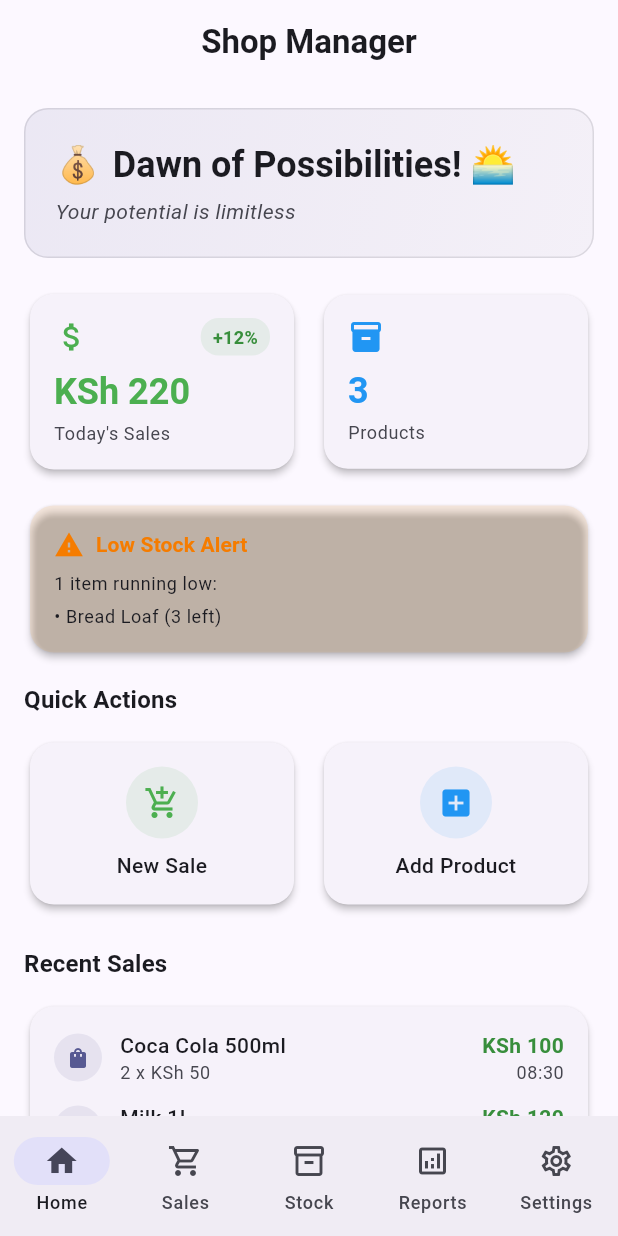
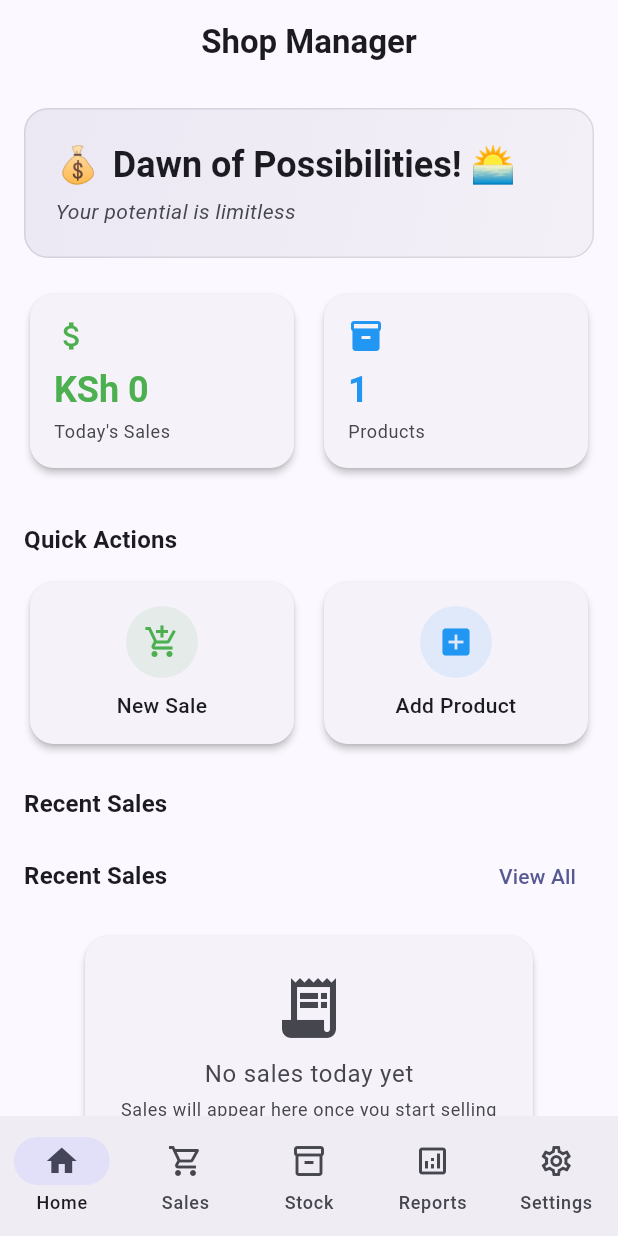
Before and after one commit to jude-craft/ShopMate, a Flutter app: the screen it shows after launch, after a tap on "Get Started", on a phone screen of 412 x 824 dp. Run offline on Flutter 3.47's test engine with Material 3 defaults, Android fonts, the phone set to English and light mode, and no system bars; our stand-ins replace fl_chart, sqflite; accounts and stored records are empty.

Commit message:
intergrated homescreen with sales screen

```diff
--- a/lib/src/features/models/sales.dart
+++ /dev/null
@@ -1,39 +0,0 @@
-class Sale {
-  final String id;
-  final String productId;
-  final String productName;
-  final int quantity;
-  final double unitPrice;
-  final double total;
-  final DateTime date;
-
-  Sale({
-    required this.id,
-    required this.productId,
-    required this.productName,
-    required this.quantity,
-    required this.unitPrice,
-    required this.total,
-    required this.date,
-  });
-
-  Sale copyWith({
-    String? id,
-    String? productId,
-    String? productName,
-    int? quantity,
-    double? unitPrice,
-    double? total,
-    DateTime? date,
-  }) {
-    return Sale(
-      id: id ?? this.id,
-      productId: productId ?? this.productId,
-      productName: productName ?? this.productName,
-      quantity: quantity ?? this.quantity,
-      unitPrice: unitPrice ?? this.unitPrice,
-      total: total ?? this.total,
-      date: date ?? this.date,
-    );
-  }
-}
--- a/lib/src/features/navigation/main_navigation.dart
+++ b/lib/src/features/navigation/main_navigation.dart
@@ -11,19 +11,31 @@ class MainNavigation extends StatefulWidget {
   const MainNavigation({super.key});
 
   @override
-  State<MainNavigation> createState() => _MainNavigationState();
+  State<MainNavigation> createState() => MainNavigationState();
 }
 
-class _MainNavigationState extends State<MainNavigation> {
-  int _currentIndex = 0;
+class MainNavigationState extends State<MainNavigation> {
+  int _currentIndex = 0; // Keep private
 
   final List<Widget> _screens = [
     const HomeScreen(),
-     SalesScreen(),
+    SalesScreen(),
     const StockScreen(),
     const ReportsScreen(),
     const SettingsScreen(),
   ];
+
+  // Add this public method to navigate to specific tabs
+  void navigateToTab(int index) {
+    if (index >= 0 && index < _screens.length) {
+      setState(() {
+        _currentIndex = index;
+      });
+    }
+  }
+
+  // Add getter for current index if needed
+  int get currentIndex => _currentIndex;
 
   @override
   void initState() {
@@ -40,9 +52,7 @@ class _MainNavigationState extends State<MainNavigation> {
       bottomNavigationBar: NavigationBar(
         selectedIndex: _currentIndex,
         onDestinationSelected: (index) {
-          setState(() {
-            _currentIndex = index;
-          });
+          navigateToTab(index); // Use the new method
         },
         destinations: const [
           NavigationDestination(
--- a/lib/src/features/providers/shop_provider.dart
+++ b/lib/src/features/providers/shop_provider.dart
@@ -1,38 +1,14 @@
 import 'package:flutter/material.dart';
 import '../models/product.dart';
-import '../models/sales.dart';
+import '../screens/sales/models/sale_model.dart';
 
 class ShopProvider with ChangeNotifier {
   List<Product> _products = [];
-  List<Sale> _sales = [];
 
-  List<Product> get products => _products;
-  List<Sale> get sales => _sales;
 
-  // Today's sales
-  List<Sale> get todaySales {
-    final today = DateTime.now();
-    return _sales.where((sale) {
-      return sale.date.day == today.day &&
-          sale.date.month == today.month &&
-          sale.date.year == today.year;
-    }).toList();
-  }
 
-  // Today's revenue
-  double get todayRevenue {
-    return todaySales.fold(0.0, (sum, sale) => sum + sale.total);
-  }
 
-  // Low stock products (less than 5 items)
-  List<Product> get lowStockProducts {
-    return _products.where((product) => product.stock < 5).toList();
-  }
 
-  // Total products count
-  int get totalProducts => _products.length;
-
-  // Initialize with sample data
   void initializeSampleData() {
     _products = [
       Product(
@@ -58,28 +34,7 @@ class ShopProvider with ChangeNotifier {
       ),
     ];
 
-    // Sample sales for today
-    final now = DateTime.now();
-    _sales = [
-      Sale(
-        id: '1',
-        productId: '1',
-        productName: 'Coca Cola 500ml',
-        quantity: 2,
-        unitPrice: 50.0,
-        total: 100.0,
-        date: now.subtract(const Duration(hours: 2)),
-      ),
-      Sale(
-        id: '2',
-        productId: '3',
-        productName: 'Milk 1L',
-        quantity: 1,
-        unitPrice: 120.0,
-        total: 120.0,
-        date: now.subtract(const Duration(hours: 1)),
-      ),
-    ];
+
     notifyListeners();
   }
 
@@ -89,7 +44,6 @@ class ShopProvider with ChangeNotifier {
   }
 
   void addSale(Sale sale) {
-    _sales.add(sale);
     notifyListeners();
   }
 }
--- a/lib/src/features/screens/home/home_screen.dart
+++ b/lib/src/features/screens/home/home_screen.dart
@@ -1,8 +1,9 @@
 import 'package:flutter/material.dart';
 import 'package:provider/provider.dart';
+import 'package:shop_mate/src/features/screens/sales/provider/sales_provider.dart';
+import 'package:shop_mate/src/features/screens/sales/screen/all_sales_screen.dart';
 
-import '../../providers/shop_provider.dart';
-import '../../widgets/low_stock_alert.dart';
+import '../../navigation/main_navigation.dart';
 import '../../widgets/quick_actions.dart';
 import '../../widgets/recent_sales_list.dart';
 import '../../widgets/starts_card.dart';
@@ -61,6 +62,17 @@ class HomeScreen extends StatelessWidget {
     );
   }
 
+  void _navigateToSales(BuildContext context) {
+    final mainNavState = context.findAncestorStateOfType<MainNavigationState>();
+    mainNavState?.navigateToTab(1);
+  }
+  void _navigateToStocks(BuildContext context) {
+    final mainNavState = context.findAncestorStateOfType<MainNavigationState>();
+    mainNavState?.navigateToTab(2);
+  }
+
+
+
   @override
   Widget build(BuildContext context) {
     return Scaffold(
@@ -72,8 +84,8 @@ class HomeScreen extends StatelessWidget {
           ).textTheme.titleLarge?.copyWith(fontWeight: FontWeight.bold),
         ),
       ),
-      body: Consumer<ShopProvider>(
-        builder: (context, shopProvider, child) {
+      body: Consumer<SalesProvider>(
+        builder: (context, salesProvider, child) {
           return RefreshIndicator(
             onRefresh: () async {
               await Future.delayed(const Duration(seconds: 1));
@@ -93,18 +105,16 @@ class HomeScreen extends StatelessWidget {
                       Expanded(
                         child: StatsCard(
                           title: 'Today\'s Sales',
-                          value:
-                              'KSh ${shopProvider.todayRevenue.toStringAsFixed(0)}',
+                          value: 'KSh ${salesProvider.totalSalesToday.toStringAsFixed(0)}',
                           icon: Icons.attach_money,
                           color: Colors.green,
-                          trend: '+12%',
                         ),
                       ),
                       const SizedBox(width: 12),
                       Expanded(
                         child: StatsCard(
                           title: 'Products',
-                          value: '${shopProvider.totalProducts}',
+                          value: '1',
                           icon: Icons.inventory_2,
                           color: Colors.blue,
                         ),
@@ -114,8 +124,8 @@ class HomeScreen extends StatelessWidget {
                   const SizedBox(height: 16),
 
                   // Low Stock Alert
-                  if (shopProvider.lowStockProducts.isNotEmpty)
-                    LowStockAlert(products: shopProvider.lowStockProducts),
+                  //if (shopProvider.lowStockProducts.isNotEmpty)
+                  //LowStockAlert(products: shopProvider.lowStockProducts),
 
                   const SizedBox(height: 16),
 
@@ -135,7 +145,7 @@ class HomeScreen extends StatelessWidget {
                           icon: Icons.add_shopping_cart,
                           color: Colors.green,
                           onTap: () {
-                            // Navigate to sell screen
+                            _navigateToSales(context);
                           },
                         ),
                       ),
@@ -146,7 +156,7 @@ class HomeScreen extends StatelessWidget {
                           icon: Icons.add_box,
                           color: Colors.blue,
                           onTap: () {
-                            // Navigate to add product
+                            _navigateToStocks(context);
                           },
                         ),
                       ),
@@ -154,7 +164,6 @@ class HomeScreen extends StatelessWidget {
                   ),
                   const SizedBox(height: 24),
 
-                  // Recent Sales
                   Text(
                     'Recent Sales',
                     style: Theme.of(context).textTheme.titleMedium?.copyWith(
@@ -162,7 +171,34 @@ class HomeScreen extends StatelessWidget {
                     ),
                   ),
                   const SizedBox(height: 12),
-                  RecentSalesList(sales: shopProvider.todaySales),
+                  Column(
+                    children: [
+                      Row(
+                        mainAxisAlignment: MainAxisAlignment.spaceBetween,
+                        children: [
+                          Text(
+                            'Recent Sales',
+                            style: Theme.of(context).textTheme.titleMedium?.copyWith(
+                              fontWeight: FontWeight.bold,
+                            ),
+                          ),
+                          TextButton(
+                            onPressed: () {
+                              Navigator.push(
+                                context,
+                                MaterialPageRoute(
+                                  builder: (context) => AllSalesScreen(),
+                                ),
+                              );
+                            },
+                            child: const Text('View All'),
+                          ),
+                        ],
+                      ),
+                      const SizedBox(height: 12),
+                      RecentSalesList(sales: salesProvider.todaySales.take(3).toList()),
+                    ],
+                  ),
                 ],
               ),
             ),
--- a/lib/src/features/screens/reports/provider/reports_provider.dart
+++ b/lib/src/features/screens/reports/provider/reports_provider.dart
@@ -167,7 +167,6 @@ class ReportProvider with ChangeNotifier {
     return [];
   }
 
-  // Refresh all data
   Future<void> refresh() async {
     await loadReports();
   }
--- a/lib/src/features/screens/sales/sell_screen.dart
+++ b/lib/src/features/screens/sales/sell_screen.dart
@@ -542,7 +542,7 @@ class _SalesScreenState extends State<SalesScreen> {
                   const SizedBox(height: 12),
 
                   ...(salesProvider.todaySales
-                    ..sort((a, b) => b.dateTime.compareTo(a.dateTime)))
+                        ..sort((a, b) => b.dateTime.compareTo(a.dateTime)))
                       .take(3)
                       .toList()
                       .asMap()
@@ -761,8 +761,6 @@ class _SalesScreenState extends State<SalesScreen> {
                                       ],
                                     ),
                                   ),
-
-                                  // Price with enhanced styling
                                   Column(
                                     crossAxisAlignment: CrossAxisAlignment.end,
                                     children: [
--- a/lib/src/features/widgets/recent_sales_list.dart
+++ b/lib/src/features/widgets/recent_sales_list.dart
@@ -1,13 +1,13 @@
 import 'package:flutter/material.dart';
+import 'package:intl/intl.dart';
 import 'package:shop_mate/src/features/models/sales.dart';
+
+import '../screens/sales/models/sale_model.dart';
 
 class RecentSalesList extends StatelessWidget {
   final List<Sale> sales;
 
-  const RecentSalesList({
-    super.key,
-    required this.sales,
-  });
+  const RecentSalesList({super.key, required this.sales});
 
   @override
   Widget build(BuildContext context) {
@@ -48,14 +48,19 @@ class RecentSalesList extends StatelessWidget {
         padding: const EdgeInsets.all(16),
         child: Column(
           children: [
-            ...sales.take(5).map((sale) => Padding(
+            ...sales
+                .take(5)
+                .map(
+                  (sale) => Padding(
                     padding: const EdgeInsets.only(bottom: 12),
                     child: Row(
                       children: [
                         Container(
                           padding: const EdgeInsets.all(8),
                           decoration: BoxDecoration(
-                      color: Theme.of(context).colorScheme.primary.withOpacity(0.1),
+                            color: Theme.of(
+                              context,
+                            ).colorScheme.primary.withOpacity(0.1),
                             shape: BoxShape.circle,
                           ),
                           child: Icon(
@@ -71,16 +76,33 @@ class RecentSalesList extends StatelessWidget {
                             children: [
                               Text(
                                 sale.productName,
-                          style: Theme.of(context).textTheme.bodyMedium?.copyWith(
-                            fontWeight: FontWeight.w500,
+                                style: Theme.of(context).textTheme.bodyMedium
+                                    ?.copyWith(fontWeight: FontWeight.w500),
+                              ),
+                              Row(
+                                children: [
+                                  Text(
+                                    'Qty: ${sale.quantity.toStringAsFixed(0)}',
+                                    style: Theme.of(context).textTheme.bodySmall
+                                        ?.copyWith(
+                                          color: Theme.of(
+                                            context,
+                                          ).colorScheme.onSurfaceVariant,
                                         ),
                                   ),
+                                  const SizedBox(width: 8),
                                   Text(
-                          '${sale.quantity} x KSh ${sale.unitPrice.toStringAsFixed(0)}',
-                          style: Theme.of(context).textTheme.bodySmall?.copyWith(
-                            color: Theme.of(context).colorScheme.onSurfaceVariant,
+                                    DateFormat('HH:mm').format(sale.dateTime),
+                                    style: TextStyle(
+                                      color: Theme.of(
+                                        context,
+                                      ).colorScheme.onSurfaceVariant,
+                                      fontSize: 12,
                                     ),
                                   ),
+                                ],
+                              ),
+
                             ],
                           ),
                         ),
@@ -88,29 +110,57 @@ class RecentSalesList extends StatelessWidget {
                           crossAxisAlignment: CrossAxisAlignment.end,
                           children: [
                             Text(
-                        'KSh ${sale.total.toStringAsFixed(0)}',
-                        style: Theme.of(context).textTheme.bodyMedium?.copyWith(
+                              'KSh ${sale.price.toStringAsFixed(0)}',
+                              style: Theme.of(context).textTheme.bodyMedium
+                                  ?.copyWith(
                                     fontWeight: FontWeight.bold,
                                     color: Colors.green[700],
                                   ),
                             ),
-                      Text(
-                        '${sale.date.hour.toString().padLeft(2, '0')}:${sale.date.minute.toString().padLeft(2, '0')}',
-                        style: Theme.of(context).textTheme.bodySmall?.copyWith(
-                          color: Theme.of(context).colorScheme.onSurfaceVariant,
+                            const SizedBox(height: 8,),
+                            Container(
+                              padding:
+                              const EdgeInsets.symmetric(
+                                horizontal: 8,
+                                vertical: 2,
+                              ),
+                              decoration: BoxDecoration(
+                                color:
+                                (sale.paymentMethod ==
+                                    PaymentMethod
+                                        .mpesa
+                                    ? const Color(
+                                  0xFF00C851,
+                                )
+                                    : const Color(
+                                  0xFF667EEA,
+                                ))
+                                    .withOpacity(0.1),
+                                borderRadius:
+                                BorderRadius.circular(6),
+                              ),
+                              child: Text(
+                                sale.paymentMethod ==
+                                    PaymentMethod.mpesa
+                                    ? 'M-PESA'
+                                    : 'CASH',
+                                style: TextStyle(
+                                  color:
+                                  sale.paymentMethod ==
+                                      PaymentMethod.mpesa
+                                      ? const Color(0xFF00C851)
+                                      : const Color(0xFF667EEA),
+                                  fontSize: 11,
+                                  fontWeight: FontWeight.w600,
                                 ),
                               ),
+                            ),
+
                           ],
                         ),
                       ],
                     ),
-            )),
-            if (sales.length > 5)
-              TextButton(
-                onPressed: () {
-                  // Navigate to full sales list
-                },
-                child: const Text('View all sales'),
+                  ),
                 ),
           ],
         ),
```
Lines whose indentation alone changed are shown as unchanged.
